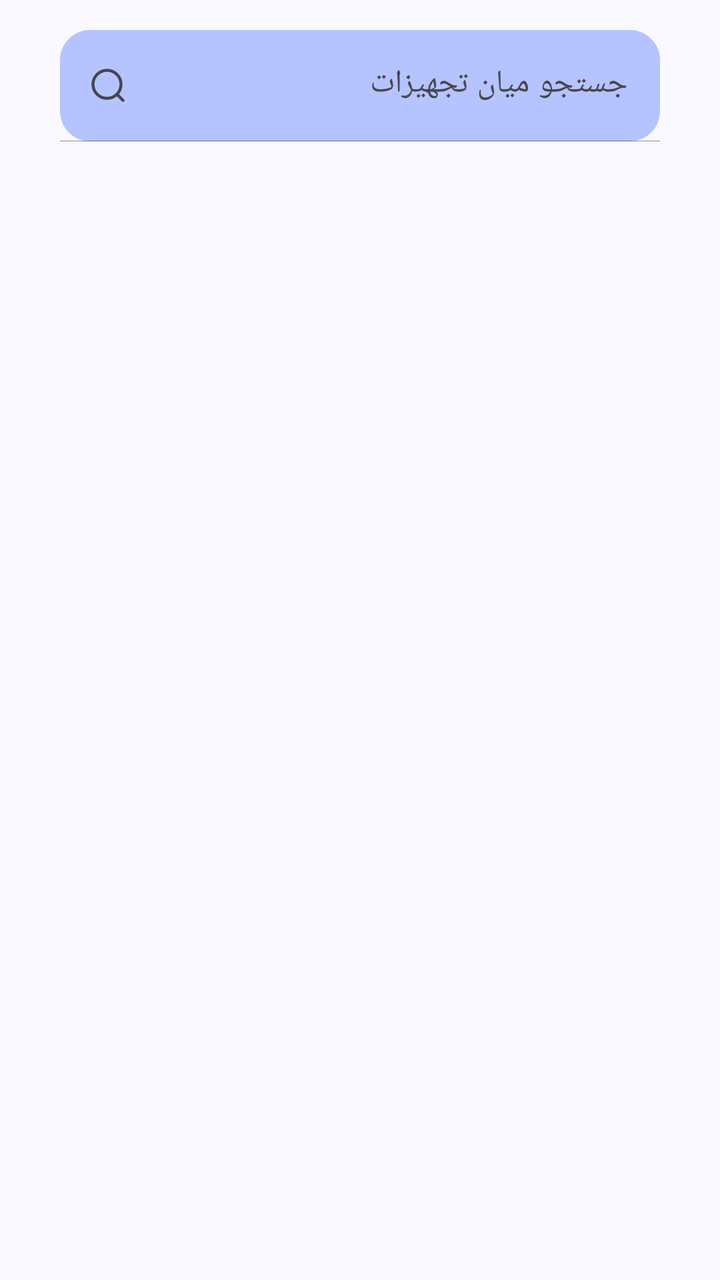
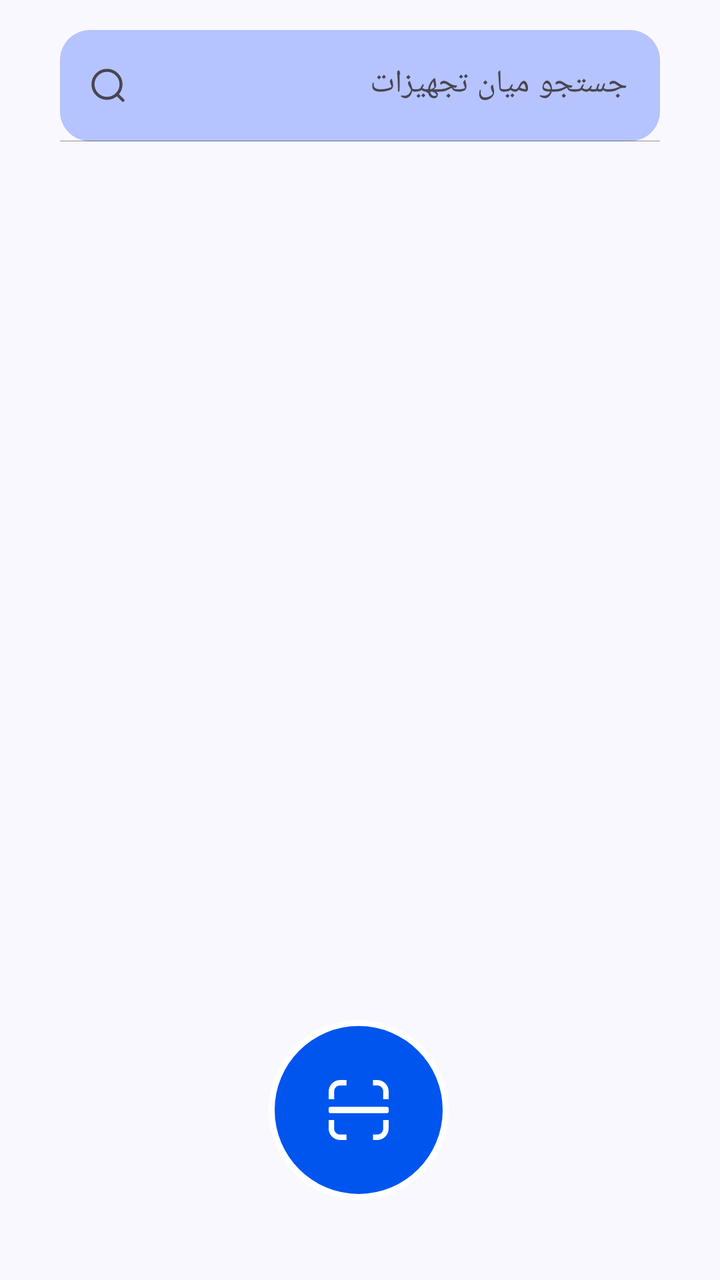

Compare the two renders of this Android layout. The source of the first and the diff that turns it into the second are given below.
<!-- AndroidManifest.xml: application theme Theme.Iotequipment -->
<!-- res/layout/fragment_search.xml -->
<?xml version="1.0" encoding="utf-8"?>
<androidx.constraintlayout.widget.ConstraintLayout
    xmlns:tools="http://schemas.android.com/tools"
    android:layout_width="match_parent"
    android:layout_height="match_parent"
    xmlns:app="http://schemas.android.com/apk/res-auto"
    xmlns:android="http://schemas.android.com/apk/res/android">

    
    <include
        layout="@layout/search_bar"
        app:layout_constraintBottom_toBottomOf="parent"
        app:layout_constraintEnd_toEndOf="parent"
        app:layout_constraintStart_toStartOf="parent"
        app:layout_constraintTop_toTopOf="parent" />

    <androidx.recyclerview.widget.RecyclerView
        android:id="@+id/search_recyclerView"
        android:layout_width="match_parent"
        android:padding="15dp"
        android:layout_height="0dp"
        app:layout_constraintBottom_toBottomOf="parent"
        app:layout_constraintTop_toBottomOf="@+id/searchBox"
        tools:layout_editor_absoluteX="0dp" />


</androidx.constraintlayout.widget.ConstraintLayout>
<!-- res/layout/search_bar.xml (included above) -->
<?xml version="1.0" encoding="utf-8"?>
<merge xmlns:android="http://schemas.android.com/apk/res/android"
    xmlns:app="http://schemas.android.com/apk/res-auto">

    <com.google.android.material.textfield.TextInputLayout
        android:id="@+id/searchBox"
        android:layout_width="match_parent"
        android:layout_height="wrap_content"
        android:padding="15dp"
        android:layout_margin="15dp"
        app:endIconMode="clear_text"
        app:counterMaxLength="20"
        app:boxStrokeWidth = "0.3dp"
        app:boxStrokeColor="@color/md_theme_background"
        app:boxStrokeWidthFocused = "1.5dp"
        app:boxBackgroundMode="filled"
        app:startIconDrawable="@drawable/ic_search"
        app:boxBackgroundColor="@color/md_theme_inversePrimary_mediumContrast"
        android:hint="@string/searchbar_hint"
        app:boxCornerRadiusTopStart="15dp"
        app:boxCornerRadiusTopEnd="15dp"
        app:boxCornerRadiusBottomStart="15dp"
        app:boxCornerRadiusBottomEnd="15dp"
        android:textAppearance="@color/md_theme_background"
        app:placeholderTextAppearance="@color/md_theme_background"
        >
        <com.google.android.material.textfield.TextInputEditText
            android:id="@+id/search_bar"
            android:layout_width="match_parent"
            android:layout_height="wrap_content"
            android:maxLength="30"
            android:maxLines="1"
            />
    </com.google.android.material.textfield.TextInputLayout>

</merge>
<!-- resources referenced by this layout -->
<resources>
  <color name="md_theme_background">#FAF8FF</color>
  <color name="md_theme_inversePrimary_mediumContrast">#B5C4FF</color>
  <!-- drawable ic_search (drawable) -->
  <vector xmlns:android="http://schemas.android.com/apk/res/android"
      android:width="24dp"
      android:height="24dp"
      android:viewportWidth="24"
      android:viewportHeight="24">
    <path
        android:pathData="M11.5,18.5C15.366,18.5 18.5,15.366 18.5,11.5C18.5,7.634 15.366,4.5 11.5,4.5C7.634,4.5 4.5,7.634 4.5,11.5C4.5,15.366 7.634,18.5 11.5,18.5Z"
        android:strokeLineJoin="round"
        android:strokeWidth="1.5"
        android:fillColor="#00000000"
        android:strokeColor="#000D26"
        android:strokeLineCap="round"/>
    <path
        android:pathData="M16.5,16.5L19.5,19.5"
        android:strokeLineJoin="round"
        android:strokeWidth="1.5"
        android:fillColor="#00000000"
        android:strokeColor="#000D26"
        android:strokeLineCap="round"/>
  </vector>
  <string name="searchbar_hint">جستجو میان تجهیزات</string>
  <style name="Theme.Iotequipment" parent="Base.Theme.Iotequipment" />
  <style name="Base.Theme.Iotequipment" parent="Theme.Material3.DayNight.NoActionBar">
          <item name="fontFamily">@font/iran_yekan_regular</item>
          
          
          <item name="colorPrimary">@color/md_theme_primary</item>
          <item name="android:colorBackground">@color/md_theme_background</item>
  
      </style>
  <color name="md_theme_primary">#0055EF</color>
</resources>

<!-- the commit's change to res/layout/fragment_search.xml (unified diff, before → after) -->
@@ -22,6 +22,18 @@
         app:layout_constraintBottom_toBottomOf="parent"
         app:layout_constraintTop_toBottomOf="@+id/searchBox"
         tools:layout_editor_absoluteX="0dp" />
+
+    <ImageButton
+        android:id="@+id/btn_fab_scan"
+        android:layout_width="wrap_content"
+        android:layout_height="wrap_content"
+        android:layout_marginBottom="40dp"
+        app:layout_constraintBottom_toBottomOf="parent"
+        app:layout_constraintEnd_toEndOf="parent"
+        app:layout_constraintHorizontal_bias="0.498"
+        app:layout_constraintStart_toStartOf="parent"
+        android:background="@drawable/rec_btn_fab"
+        app:srcCompat="@drawable/ic_fab" />
 
 
 </androidx.constraintlayout.widget.ConstraintLayout>
<!-- resource entries referenced after the edit -->
@@ -2,6 +2,20 @@
 <resources>
   <color name="md_theme_background">#FAF8FF</color>
   <color name="md_theme_inversePrimary_mediumContrast">#B5C4FF</color>
+  <!-- drawable ic_fab (drawable) -->
+  <vector xmlns:android="http://schemas.android.com/apk/res/android"
+      android:width="30dp"
+      android:height="30dp"
+      android:viewportWidth="30"
+      android:viewportHeight="30">
+    <group>
+      <clip-path
+          android:pathData="M0,0h30v30h-30z"/>
+      <path
+          android:pathData="M5.721,0H8.901V2.722H5.721C4.928,2.722 4.168,3.035 3.607,3.594C3.047,4.154 2.733,4.912 2.733,5.703V9.6H0V5.708C0.001,4.96 0.15,4.219 0.438,3.528C0.726,2.838 1.147,2.21 1.679,1.682C2.208,1.15 2.838,0.727 3.531,0.439C4.225,0.15 4.969,0.001 5.721,0ZM0.795,13.406H29.205C29.416,13.408 29.617,13.493 29.766,13.643C29.915,13.792 29.999,13.994 30,14.204V15.796C30.001,16.008 29.917,16.211 29.769,16.362C29.62,16.513 29.417,16.599 29.205,16.602H0.795C0.583,16.6 0.38,16.514 0.231,16.363C0.082,16.212 -0.001,16.008 0,15.796V14.204C0,13.993 0.084,13.791 0.233,13.641C0.382,13.492 0.584,13.407 0.795,13.406ZM22.16,0H24.279C25.029,0 25.772,0.149 26.464,0.436C27.157,0.723 27.785,1.144 28.314,1.675C28.847,2.204 29.269,2.832 29.558,3.524C29.846,4.216 29.995,4.958 29.995,5.708V9.6H27.272V5.708C27.271,5.316 27.193,4.929 27.042,4.567C26.891,4.205 26.67,3.877 26.391,3.601C26.114,3.324 25.784,3.104 25.421,2.954C25.059,2.804 24.67,2.727 24.277,2.727H22.16V0ZM29.99,19.983V24.292C29.985,25.804 29.381,27.253 28.309,28.323C27.237,29.392 25.785,29.995 24.27,30H22.16V27.278H24.279C25.072,27.274 25.831,26.958 26.391,26.399C26.951,25.84 27.268,25.083 27.272,24.292V19.983H29.99ZM8.892,29.993H5.711C4.198,29.991 2.747,29.389 1.679,28.32L1.6,28.235C0.575,27.177 0.002,25.763 0,24.292V19.983H2.728V24.292C2.729,25.056 3.022,25.79 3.548,26.345L3.609,26.399C3.886,26.677 4.215,26.897 4.577,27.048C4.939,27.199 5.328,27.277 5.721,27.278H8.901V30L8.892,29.993Z"
+          android:fillColor="#ffffff"/>
+    </group>
+  </vector>
   <!-- drawable ic_search (drawable) -->
   <vector xmlns:android="http://schemas.android.com/apk/res/android"
       android:width="24dp"
@@ -23,6 +37,18 @@
         android:strokeColor="#000D26"
         android:strokeLineCap="round"/>
   </vector>
+  <!-- drawable rec_btn_fab (drawable) -->
+  <vector xmlns:android="http://schemas.android.com/apk/res/android"
+      android:width="90dp"
+      android:height="90dp"
+      android:viewportWidth="90"
+      android:viewportHeight="90">
+    <path
+        android:pathData="M45,1.5C69.024,1.5 88.5,20.976 88.5,45C88.5,69.024 69.024,88.5 45,88.5C20.976,88.5 1.5,69.024 1.5,45C1.5,20.976 20.976,1.5 45,1.5Z"
+        android:strokeWidth="3"
+        android:fillColor="#0055EF"
+        android:strokeColor="#ffffff"/>
+  </vector>
   <string name="searchbar_hint">جستجو میان تجهیزات</string>
   <style name="Theme.Iotequipment" parent="Base.Theme.Iotequipment" />
   <style name="Base.Theme.Iotequipment" parent="Theme.Material3.DayNight.NoActionBar">
